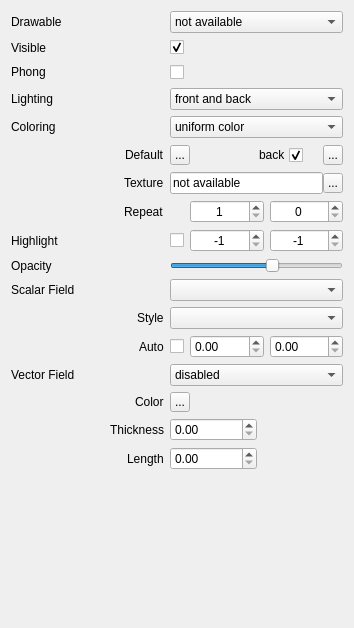
This is applications/Mapple/widgets/widget_drawable_triangles.ui in LiangliangNan/Easy3D as Qt 5 draws it before an edit. The edited form follows.
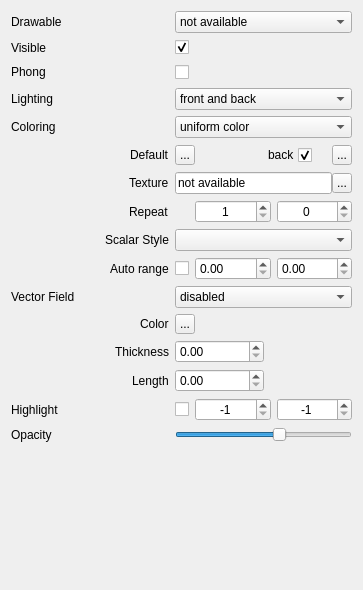
This is the edited form. Icons and pictures are not drawn.

Commit message: color maps for scalar fields

```diff
--- a/applications/Mapple/widgets/widget_drawable_triangles.ui
+++ b/applications/Mapple/widgets/widget_drawable_triangles.ui
@@ -6,8 +6,8 @@
    <rect>
     <x>0</x>
     <y>0</y>
-    <width>354</width>
-    <height>628</height>
+    <width>363</width>
+    <height>590</height>
    </rect>
   </property>
   <property name="sizePolicy">
@@ -72,7 +72,7 @@
      <item row="1" column="1" colspan="2">
       <layout class="QHBoxLayout" name="horizontalLayout_5">
        <property name="spacing">
-        <number>0</number>
+        <number>-1</number>
        </property>
        <item>
         <widget class="QCheckBox" name="checkBoxVisible">
@@ -112,7 +112,7 @@
      <item row="2" column="1" colspan="2">
       <layout class="QHBoxLayout" name="horizontalLayout_18">
        <property name="spacing">
-        <number>0</number>
+        <number>-1</number>
        </property>
        <item>
         <widget class="QCheckBox" name="checkBoxPhongShading">
@@ -584,136 +584,7 @@
       </layout>
      </item>
      <item row="8" column="0">
-      <widget class="QLabel" name="labelHighlight">
-       <property name="text">
-        <string>Highlight</string>
-       </property>
-      </widget>
-     </item>
-     <item row="8" column="1">
-      <widget class="QCheckBox" name="checkBoxHighlight">
-       <property name="text">
-        <string/>
-       </property>
-      </widget>
-     </item>
-     <item row="8" column="2">
-      <layout class="QHBoxLayout" name="horizontalLayout_4">
-       <item>
-        <widget class="QSpinBox" name="spinBoxHighlightMin">
-         <property name="sizePolicy">
-          <sizepolicy hsizetype="Expanding" vsizetype="Preferred">
-           <horstretch>0</horstretch>
-           <verstretch>0</verstretch>
-          </sizepolicy>
-         </property>
-         <property name="minimumSize">
-          <size>
-           <width>60</width>
-           <height>0</height>
-          </size>
-         </property>
-         <property name="toolTip">
-          <string>The lower bound of the triange range to be highlighted.</string>
-         </property>
-         <property name="alignment">
-          <set>Qt::AlignCenter</set>
-         </property>
-         <property name="minimum">
-          <number>-1</number>
-         </property>
-         <property name="maximum">
-          <number>999999999</number>
-         </property>
-         <property name="value">
-          <number>-1</number>
-         </property>
-        </widget>
-       </item>
-       <item>
-        <widget class="QSpinBox" name="spinBoxHighlightMax">
-         <property name="sizePolicy">
-          <sizepolicy hsizetype="Expanding" vsizetype="Preferred">
-           <horstretch>0</horstretch>
-           <verstretch>0</verstretch>
-          </sizepolicy>
-         </property>
-         <property name="minimumSize">
-          <size>
-           <width>60</width>
-           <height>0</height>
-          </size>
-         </property>
-         <property name="toolTip">
-          <string>The upper bound of the triange range to be highlighted.</string>
-         </property>
-         <property name="alignment">
-          <set>Qt::AlignCenter</set>
-         </property>
-         <property name="minimum">
-          <number>-1</number>
-         </property>
-         <property name="maximum">
-          <number>999999999</number>
-         </property>
-         <property name="value">
-          <number>-1</number>
-         </property>
-        </widget>
-       </item>
-      </layout>
-     </item>
-     <item row="9" column="0">
-      <widget class="QLabel" name="labelOpacity">
-       <property name="text">
-        <string>Opacity</string>
-       </property>
-      </widget>
-     </item>
-     <item row="9" column="1" colspan="2">
-      <widget class="QSlider" name="horizontalSliderOpacity">
-       <property name="toolTip">
-        <string>The opacity of the surface</string>
-       </property>
-       <property name="maximum">
-        <number>100</number>
-       </property>
-       <property name="value">
-        <number>60</number>
-       </property>
-       <property name="orientation">
-        <enum>Qt::Horizontal</enum>
-       </property>
-      </widget>
-     </item>
-     <item row="10" column="0">
-      <widget class="QLabel" name="labelScalarField">
-       <property name="sizePolicy">
-        <sizepolicy hsizetype="Preferred" vsizetype="Preferred">
-         <horstretch>0</horstretch>
-         <verstretch>0</verstretch>
-        </sizepolicy>
-       </property>
-       <property name="minimumSize">
-        <size>
-         <width>75</width>
-         <height>22</height>
-        </size>
-       </property>
-       <property name="text">
-        <string>Scalar Field</string>
-       </property>
-      </widget>
-     </item>
-     <item row="10" column="1" colspan="2">
-      <widget class="QComboBox" name="comboBoxScalarField">
-       <property name="toolTip">
-        <string>Select the drawable to be visualized</string>
-       </property>
-      </widget>
-     </item>
-     <item row="11" column="0">
-      <layout class="QHBoxLayout" name="horizontalLayout_14">
+      <layout class="QHBoxLayout" name="horizontalLayout_10">
        <item>
         <spacer name="horizontalSpacer_10">
          <property name="orientation">
@@ -721,8 +592,8 @@
          </property>
          <property name="sizeHint" stdset="0">
           <size>
-           <width>10</width>
-           <height>16</height>
+           <width>12</width>
+           <height>19</height>
           </size>
          </property>
         </spacer>
@@ -736,13 +607,13 @@
           </sizepolicy>
          </property>
          <property name="text">
-          <string>Style</string>
+          <string>Scalar Style</string>
          </property>
         </widget>
        </item>
       </layout>
      </item>
-     <item row="11" column="1" colspan="2">
+     <item row="8" column="1" colspan="2">
       <widget class="QComboBox" name="comboBoxScalarFieldStyle">
        <property name="sizePolicy">
         <sizepolicy hsizetype="Expanding" vsizetype="Preferred">
@@ -758,7 +629,7 @@
        </property>
       </widget>
      </item>
-     <item row="12" column="0">
+     <item row="9" column="0">
       <layout class="QHBoxLayout" name="horizontalLayout_13">
        <item>
         <spacer name="horizontalSpacer_11">
@@ -767,8 +638,8 @@
          </property>
          <property name="sizeHint" stdset="0">
           <size>
-           <width>10</width>
-           <height>16</height>
+           <width>12</width>
+           <height>19</height>
           </size>
          </property>
         </spacer>
@@ -782,13 +653,13 @@
           </sizepolicy>
          </property>
          <property name="text">
-          <string>Auto</string>
+          <string>Auto range</string>
          </property>
         </widget>
        </item>
       </layout>
      </item>
-     <item row="12" column="1" colspan="2">
+     <item row="9" column="1" colspan="2">
       <layout class="QGridLayout" name="gridLayout">
        <item row="0" column="0">
         <widget class="QCheckBox" name="checkBoxScalarFieldAutoRange">
@@ -831,7 +702,7 @@
        </item>
       </layout>
      </item>
-     <item row="13" column="0">
+     <item row="10" column="0">
       <widget class="QLabel" name="labelVectorField">
        <property name="sizePolicy">
         <sizepolicy hsizetype="Preferred" vsizetype="Preferred">
@@ -850,7 +721,7 @@
        </property>
       </widget>
      </item>
-     <item row="13" column="1" colspan="2">
+     <item row="10" column="1" colspan="2">
       <widget class="QComboBox" name="comboBoxVectorField">
        <property name="toolTip">
         <string>Select the drawable to be visualized</string>
@@ -862,7 +733,7 @@
        </item>
       </widget>
      </item>
-     <item row="14" column="0">
+     <item row="11" column="0">
       <layout class="QHBoxLayout" name="horizontalLayout_8">
        <item>
         <spacer name="horizontalSpacer_12">
@@ -886,7 +757,7 @@
        </item>
       </layout>
      </item>
-     <item row="14" column="1" colspan="2">
+     <item row="11" column="1" colspan="2">
       <layout class="QHBoxLayout" name="horizontalLayout_6">
        <property name="spacing">
         <number>0</number>
@@ -938,7 +809,7 @@
        </item>
       </layout>
      </item>
-     <item row="15" column="0">
+     <item row="12" column="0">
       <layout class="QHBoxLayout" name="horizontalLayout_12">
        <item>
         <spacer name="horizontalSpacer_13">
@@ -962,7 +833,7 @@
        </item>
       </layout>
      </item>
-     <item row="15" column="1" colspan="2">
+     <item row="12" column="1" colspan="2">
       <layout class="QHBoxLayout" name="horizontalLayout_11">
        <property name="spacing">
         <number>0</number>
@@ -1001,7 +872,7 @@
        </item>
       </layout>
      </item>
-     <item row="16" column="0">
+     <item row="13" column="0">
       <layout class="QHBoxLayout" name="horizontalLayout_16">
        <item>
         <spacer name="horizontalSpacer_14">
@@ -1025,7 +896,7 @@
        </item>
       </layout>
      </item>
-     <item row="16" column="1" colspan="2">
+     <item row="13" column="1" colspan="2">
       <layout class="QHBoxLayout" name="horizontalLayout_15">
        <property name="spacing">
         <number>0</number>
@@ -1064,6 +935,109 @@
        </item>
       </layout>
      </item>
+     <item row="14" column="0">
+      <widget class="QLabel" name="labelHighlight">
+       <property name="text">
+        <string>Highlight</string>
+       </property>
+      </widget>
+     </item>
+     <item row="14" column="1">
+      <widget class="QCheckBox" name="checkBoxHighlight">
+       <property name="text">
+        <string/>
+       </property>
+      </widget>
+     </item>
+     <item row="14" column="2">
+      <layout class="QHBoxLayout" name="horizontalLayout_4">
+       <item>
+        <widget class="QSpinBox" name="spinBoxHighlightMin">
+         <property name="sizePolicy">
+          <sizepolicy hsizetype="Expanding" vsizetype="Preferred">
+           <horstretch>0</horstretch>
+           <verstretch>0</verstretch>
+          </sizepolicy>
+         </property>
+         <property name="minimumSize">
+          <size>
+           <width>60</width>
+           <height>0</height>
+          </size>
+         </property>
+         <property name="toolTip">
+          <string>The lower bound of the triange range to be highlighted.</string>
+         </property>
+         <property name="alignment">
+          <set>Qt::AlignCenter</set>
+         </property>
+         <property name="minimum">
+          <number>-1</number>
+         </property>
+         <property name="maximum">
+          <number>999999999</number>
+         </property>
+         <property name="value">
+          <number>-1</number>
+         </property>
+        </widget>
+       </item>
+       <item>
+        <widget class="QSpinBox" name="spinBoxHighlightMax">
+         <property name="sizePolicy">
+          <sizepolicy hsizetype="Expanding" vsizetype="Preferred">
+           <horstretch>0</horstretch>
+           <verstretch>0</verstretch>
+          </sizepolicy>
+         </property>
+         <property name="minimumSize">
+          <size>
+           <width>60</width>
+           <height>0</height>
+          </size>
+         </property>
+         <property name="toolTip">
+          <string>The upper bound of the triange range to be highlighted.</string>
+         </property>
+         <property name="alignment">
+          <set>Qt::AlignCenter</set>
+         </property>
+         <property name="minimum">
+          <number>-1</number>
+         </property>
+         <property name="maximum">
+          <number>999999999</number>
+         </property>
+         <property name="value">
+          <number>-1</number>
+         </property>
+        </widget>
+       </item>
+      </layout>
+     </item>
+     <item row="15" column="0">
+      <widget class="QLabel" name="labelOpacity">
+       <property name="text">
+        <string>Opacity</string>
+       </property>
+      </widget>
+     </item>
+     <item row="15" column="1" colspan="2">
+      <widget class="QSlider" name="horizontalSliderOpacity">
+       <property name="toolTip">
+        <string>The opacity of the surface</string>
+       </property>
+       <property name="maximum">
+        <number>100</number>
+       </property>
+       <property name="value">
+        <number>60</number>
+       </property>
+       <property name="orientation">
+        <enum>Qt::Horizontal</enum>
+       </property>
+      </widget>
+     </item>
     </layout>
    </item>
    <item>
```
Left out of the diff: 15 changed lines with no effect on the pictures. The commit also changes 20 other files.
